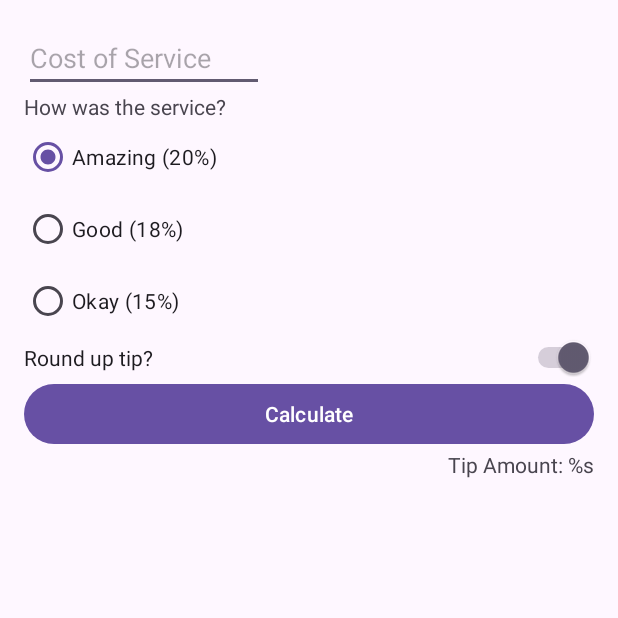
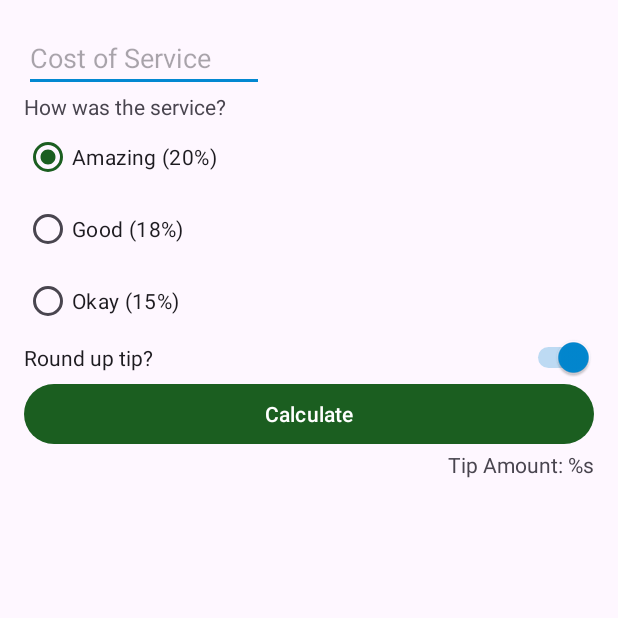
Before and after one commit to KosMarch/tip-time, an Android app: the screen it shows after launch (MainActivity), on a phone screen of 412 x 824 dp, the top half of it. Run offline under Robolectric (Android 15) with nearby library versions, the phone set to English and light mode, and no system bars.

Commit message:
added design (#1)

```diff
--- a/app/src/main/res/values-night/themes.xml
+++ b/app/src/main/res/values-night/themes.xml
@@ -1,7 +1,16 @@
 <resources xmlns:tools="http://schemas.android.com/tools">
-    <!-- Base application theme. -->
-    <style name="Base.Theme.TipTime" parent="Theme.Material3.DayNight.NoActionBar">
-        <!-- Customize your dark theme here. -->
-        <!-- <item name="colorPrimary">@color/my_dark_primary</item> -->
+    <!-- Application theme for dark theme. -->
+    <style name="Theme.TipTime" parent="Theme.MaterialComponents.DayNight.DarkActionBar">
+        <!-- Primary brand color. -->
+        <item name="colorPrimary">@color/green_light</item>
+        <item name="colorPrimaryVariant">@color/green</item>
+        <item name="colorOnPrimary">@color/black</item>
+        <!-- Secondary brand color. -->
+        <item name="colorSecondary">@color/blue_light</item>
+        <item name="colorSecondaryVariant">@color/blue_light</item>
+        <item name="colorOnSecondary">@color/black</item>
+        <!-- Status bar color. -->
+        <item name="android:statusBarColor" tools:targetApi="l">?attr/colorPrimaryVariant</item>
+        <!-- Customize your theme here. -->
     </style>
 </resources>
--- a/app/src/main/res/values/colors.xml
+++ b/app/src/main/res/values/colors.xml
@@ -1,5 +1,17 @@
 <?xml version="1.0" encoding="utf-8"?>
 <resources>
+    <color name="purple_200">#FFBB86FC</color>
+    <color name="purple_500">#FF6200EE</color>
+    <color name="purple_700">#FF3700B3</color>
+    <color name="teal_200">#FF03DAC5</color>
+    <color name="teal_700">#FF018786</color>
     <color name="black">#FF000000</color>
     <color name="white">#FFFFFFFF</color>
+
+    <color name="green">#1B5E20</color>
+    <color name="green_dark">#003300</color>
+    <color name="green_light">#A5D6A7</color>
+    <color name="blue">#0288D1</color>
+    <color name="blue_dark">#005B9F</color>
+    <color name="blue_light">#81D4FA</color>
 </resources>
--- a/app/src/main/res/values/themes.xml
+++ b/app/src/main/res/values/themes.xml
@@ -1,8 +1,16 @@
 <resources xmlns:tools="http://schemas.android.com/tools">
     <!-- Base application theme. -->
     <style name="Base.Theme.TipTime" parent="Theme.Material3.DayNight.NoActionBar">
-        <!-- Customize your light theme here. -->
-        <!-- <item name="colorPrimary">@color/my_light_primary</item> -->
+        <!-- Primary brand color. -->
+        <item name="colorPrimary">@color/green</item>
+        <item name="colorPrimaryVariant">@color/green_dark</item>
+        <item name="colorOnPrimary">@color/white</item>
+        <!-- Secondary brand color. -->
+        <item name="colorSecondary">@color/blue</item>
+        <item name="colorSecondaryVariant">@color/blue_dark</item>
+        <item name="colorOnSecondary">@color/black</item>
+        <!-- Status bar color. -->
+        <item name="android:statusBarColor" tools:targetApi="l">?attr/colorPrimaryVariant</item>
     </style>
 
     <style name="Theme.TipTime" parent="Base.Theme.TipTime" />
```
